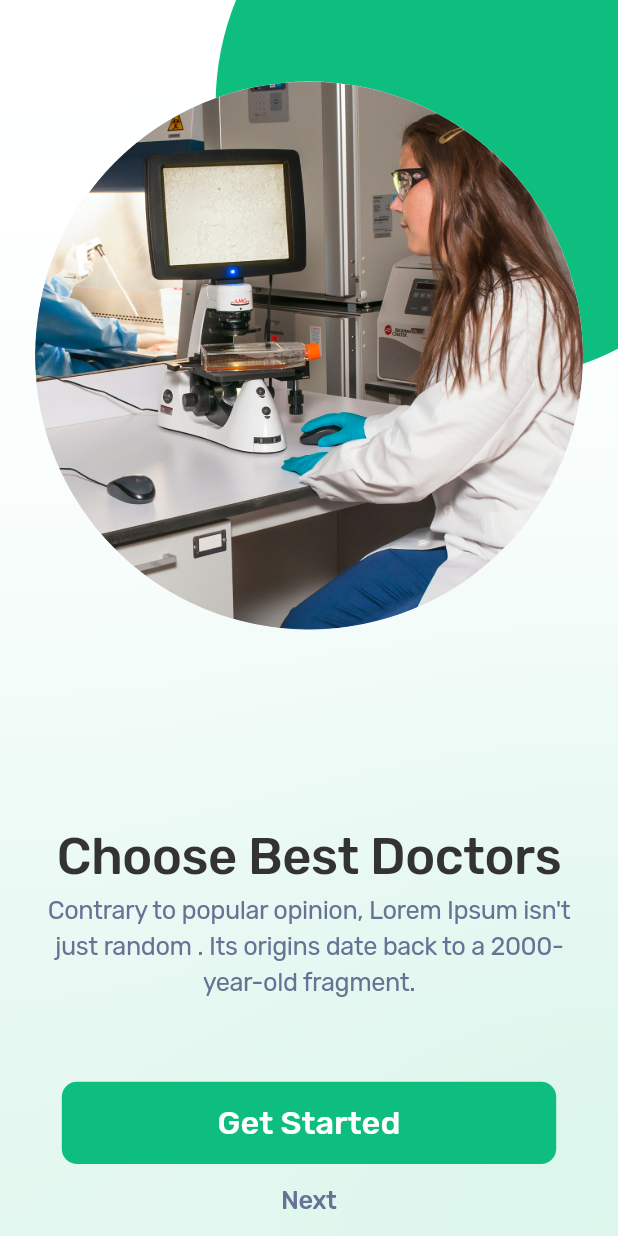
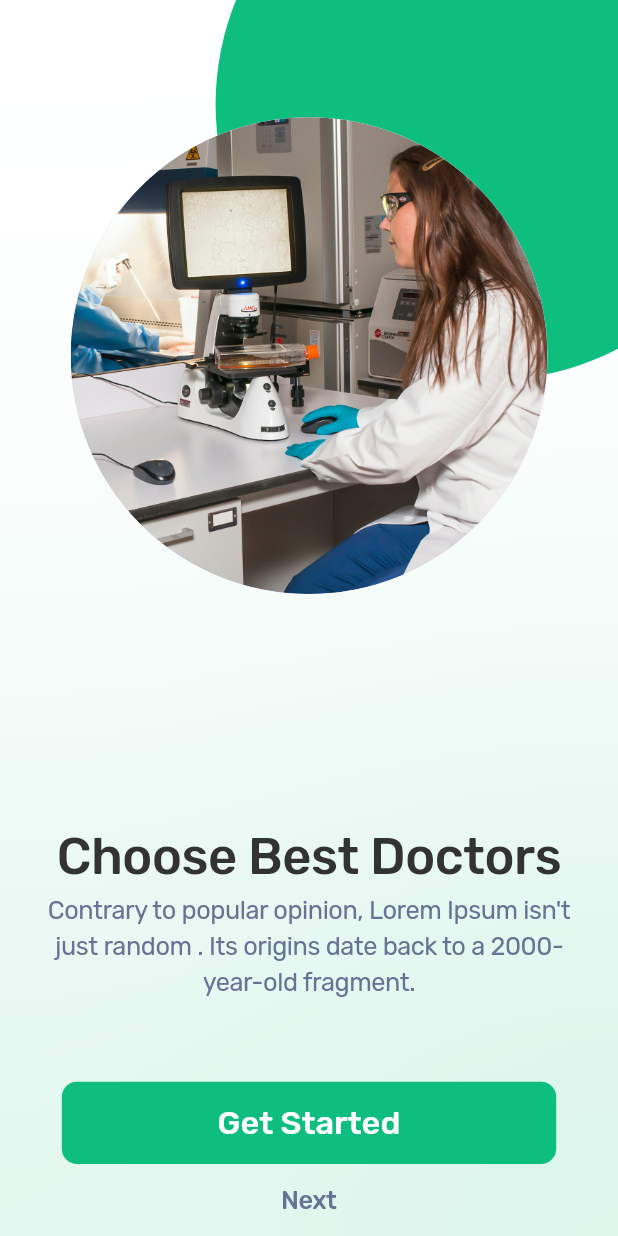
Before and after one commit to Korya25/Doctor-Hunt-app, a Flutter app: the screen it shows after launch, swiped to page 2, on a phone screen of 412 x 824 dp. Run offline on Flutter 3.47's test engine with Material 3 defaults, Android fonts, the phone set to English and light mode, and no system bars; our stand-ins replace cached_network_image, flutter_rating_bar, flutter_screenutil, flutter_svg, gap, go_router and 2 more.

Commit message:
Refactor OnboardingItems widget to replace CircleAvatar with OnboardingAnimatedImage for enhanced animation effects during onboarding; introduce TweenAnimationBuilder for smooth scaling transitions.

```diff
--- /dev/null
+++ b/lib/features/onboarding/presentation/widgets/onboarding_animated_image.dart
@@ -0,0 +1,28 @@
+import 'package:flutter/material.dart';
+import 'package:flutter_screenutil/flutter_screenutil.dart';
+
+class OnboardingAnimatedImage extends StatefulWidget {
+  const OnboardingAnimatedImage({super.key, required this.image});
+  final String image;
+  @override
+  State<OnboardingAnimatedImage> createState() =>
+      _OnboardingAnimatedImageState();
+}
+
+class _OnboardingAnimatedImageState extends State<OnboardingAnimatedImage> {
+  @override
+  Widget build(BuildContext context) {
+    return TweenAnimationBuilder<double>(
+      tween: Tween(begin: 0.0, end: 1.0),
+      duration: const Duration(seconds: 1),
+      curve: Curves.easeOut,
+      builder: (context, scale, child) {
+        return Transform.scale(scale: scale, child: child);
+      },
+      child: CircleAvatar(
+        radius: 180.r,
+        backgroundImage: AssetImage(widget.image),
+      ),
+    );
+  }
+}
--- a/lib/features/onboarding/presentation/widgets/onboarding_items.dart
+++ b/lib/features/onboarding/presentation/widgets/onboarding_items.dart
@@ -1,4 +1,5 @@
 import 'package:doctor_hunt/core/constant/app_values.dart';
+import 'package:doctor_hunt/features/onboarding/presentation/widgets/onboarding_animated_image.dart';
 import 'package:doctor_hunt/features/onboarding/presentation/widgets/title_sub.dart';
 import 'package:flutter/material.dart';
 import 'package:flutter_screenutil/flutter_screenutil.dart';
@@ -13,7 +14,6 @@ class OnboardingItems extends StatelessWidget {
   final String image;
   final String title;
   final String subtitle;
-
   @override
   Widget build(BuildContext context) {
     return Column(
@@ -21,8 +21,7 @@ class OnboardingItems extends StatelessWidget {
       mainAxisAlignment: MainAxisAlignment.spaceAround,
       children: [
         // Image
-        CircleAvatar(radius: 180.r, backgroundImage: AssetImage(image)),
-
+        OnboardingAnimatedImage(image: image),
         // Title and Subtitle
         Padding(
           padding: AppPadding.paddingH25,
```
